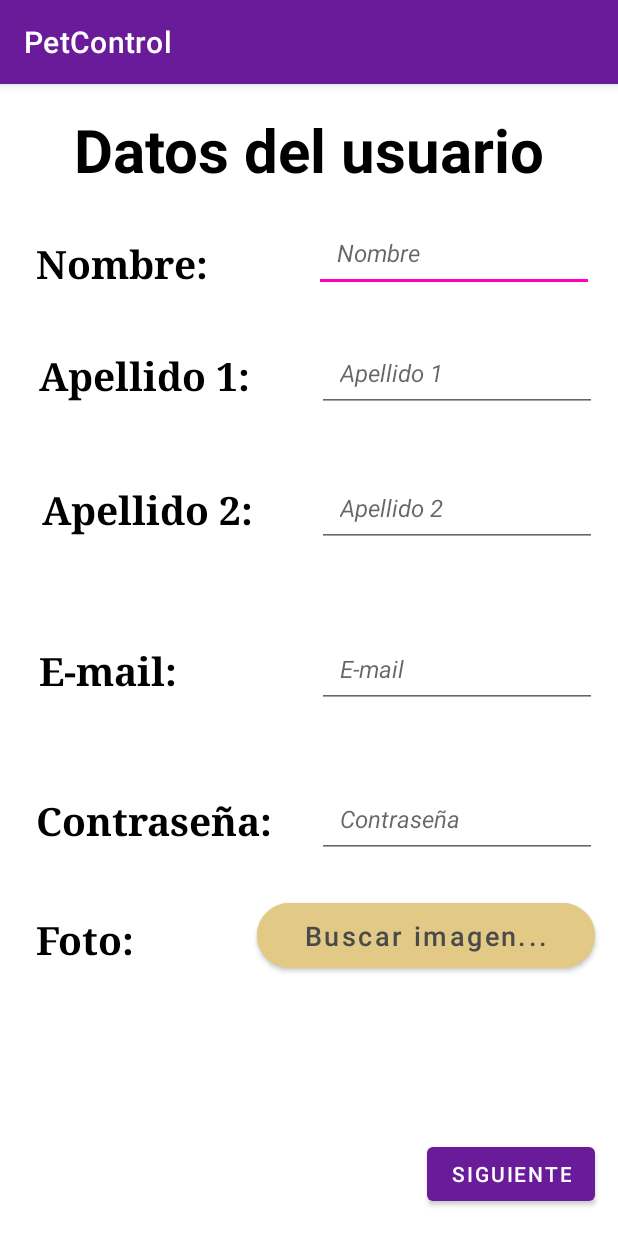
After one commit to terroru29/PetControlApi22, an Android app: the RegisterPetControl screen opened directly, with no data from a screen before it, on a phone screen of 412 x 824 dp. The commit adds this screen. Run offline under Robolectric (Android 15) with nearby library versions, the phone set to English and light mode, and no system bars.

Commit message:
Register

```diff
--- a/app/src/main/AndroidManifest.xml
+++ b/app/src/main/AndroidManifest.xml
@@ -2,6 +2,9 @@
 <manifest xmlns:android="http://schemas.android.com/apk/res/android"
     xmlns:tools="http://schemas.android.com/tools"
     tools:overrideLibrary="com.android.car.ui">
+
+    <!-- PERMISOS -->
+    <uses-permission android:name="android.permission.WRITE_EXTERNAL_STORAGE" />
 
     <application
         android:allowBackup="true"
@@ -13,6 +16,9 @@
         android:supportsRtl="true"
         android:theme="@style/Theme.PetControlApi22"
         tools:targetApi="31">
+        <activity
+            android:name=".RegisterPetControl"
+            android:exported="false" />
         <activity
             android:name=".LoginPetControl"
             android:exported="true" />
--- a/app/src/main/java/net/petcontrol/PetControlApi22/LoginPetControl.java
+++ b/app/src/main/java/net/petcontrol/PetControlApi22/LoginPetControl.java
@@ -63,4 +63,11 @@ public class LoginPetControl extends AppCompatActivity {
         Intent i = new Intent(this, MainActivity.class);
         startActivity(i);
     }
+
+    public void register(View view) {
+        signUp = (TextView) view;
+
+        Intent i = new Intent(this, RegisterPetControl.class);
+        startActivity(i);
+    }
 }
--- /dev/null
+++ b/app/src/main/java/net/petcontrol/PetControlApi22/RegisterPetControl.java
@@ -0,0 +1,97 @@
+package net.petcontrol.PetControlApi22;
+
+import androidx.annotation.Nullable;
+import androidx.appcompat.app.AppCompatActivity;
+
+import android.content.ContentResolver;
+import android.content.Intent;
+import android.database.Cursor;
+import android.net.Uri;
+import android.os.Bundle;
+import android.provider.OpenableColumns;
+import android.view.View;
+import android.widget.Button;
+import android.widget.TextView;
+
+public class RegisterPetControl extends AppCompatActivity {
+
+    Button searchPicture;
+    TextView pictureSelected;
+    private static final int REQUEST_CODE_FILE_PICKER = 1;
+
+    @Override
+    protected void onCreate(Bundle savedInstanceState) {
+        super.onCreate(savedInstanceState);
+        setContentView(R.layout.activity_register_petcontrol);
+
+        // Asociar variables con sus recursos
+        searchPicture = findViewById(R.id.btnPicture);
+        pictureSelected = findViewById(R.id.txtPictureSelected);
+
+        //**Evento de botón
+        searchPicture.setOnClickListener(new View.OnClickListener() {
+            @Override
+            public void onClick(View v) {
+                // Crear un Intent para abrir el explorador de archivos
+                Intent intent = new Intent(Intent.ACTION_OPEN_DOCUMENT);
+                // Establecer el tipo de archivo que se puede seleccionar (todos los tipos de archivos)
+                intent.setType("*/*");
+
+                // Iniciar la actividad para seleccionar un archivo
+                startActivityForResult(intent, REQUEST_CODE_FILE_PICKER);
+            }
+        });
+    }
+
+    /**
+     * Manejar el resultado cuando el usuario seleccione un archivo.
+     *
+     * @param requestCode The integer request code originally supplied to
+     *                    startActivityForResult(), allowing you to identify who this
+     *                    result came from.
+     * @param resultCode The integer result code returned by the child activity
+     *                   through its setResult().
+     * @param data An Intent, which can return result data to the caller
+     *               (various data can be attached to Intent "extras").
+     *
+     */
+    @Override
+    protected void onActivityResult(int requestCode, int resultCode, @Nullable Intent data) {
+        super.onActivityResult(requestCode, resultCode, data);
+
+        if (requestCode == REQUEST_CODE_FILE_PICKER && resultCode == RESULT_OK && data != null) {
+            // Obtenemos la URI del archivo seleccionado
+            Uri selectedFileUri = data.getData();
+
+            // Obtiene el nombre de la imagen seleccionada
+            String namePicture = getFileName(selectedFileUri);
+
+            // Muestra el nombre de la imagen seleccionada debajo de ésta
+            pictureSelected.setText(namePicture);
+        }
+    }
+
+    /**
+     * Obtener el nombre del archivo a partir de su URI
+     *
+     * @param uri Path of the picture
+     * @return picName Name of the picture
+     */
+    private String getFileName(Uri uri) {
+        String picName = null;
+        ContentResolver contentResolver = getContentResolver();
+
+        Cursor cursor = contentResolver.query(uri, null, null, null, null);
+
+        try {
+            if (cursor != null && cursor.moveToFirst()) {
+                picName = cursor.getString(cursor.getColumnIndex(OpenableColumns.DISPLAY_NAME));
+            }
+        } finally {
+            if (cursor != null) {
+                cursor.close();
+            }
+        }
+        return picName;
+    }
+}
--- a/app/src/main/res/layout/activity_login_petcontrol.xml
+++ b/app/src/main/res/layout/activity_login_petcontrol.xml
@@ -85,6 +85,7 @@
         android:layout_width="wrap_content"
         android:layout_height="wrap_content"
         android:text="@string/sign_up"
+        android:onClick="register"
         app:layout_constraintBottom_toBottomOf="parent"
         app:layout_constraintEnd_toEndOf="parent"
         app:layout_constraintHorizontal_bias="0.498"
--- /dev/null
+++ b/app/src/main/res/layout/activity_register_petcontrol.xml
@@ -0,0 +1,223 @@
+<?xml version="1.0" encoding="utf-8"?>
+<androidx.constraintlayout.widget.ConstraintLayout xmlns:android="http://schemas.android.com/apk/res/android"
+    xmlns:app="http://schemas.android.com/apk/res-auto"
+    xmlns:tools="http://schemas.android.com/tools"
+    android:id="@+id/btnNext"
+    android:layout_width="match_parent"
+    android:layout_height="match_parent"
+    tools:context=".RegisterPetControl">
+
+    <TextView
+        android:id="@+id/titleSettingsUser"
+        style="@style/title"
+        android:layout_width="wrap_content"
+        android:layout_height="wrap_content"
+        android:text="@string/title_settings_user"
+        app:layout_constraintBottom_toBottomOf="parent"
+        app:layout_constraintEnd_toEndOf="parent"
+        app:layout_constraintStart_toStartOf="parent"
+        app:layout_constraintTop_toTopOf="parent"
+        app:layout_constraintVertical_bias="0.023" />
+
+    <Button
+        android:id="@+id/button"
+        android:layout_width="wrap_content"
+        android:layout_height="wrap_content"
+        android:text="@string/btn_next"
+        app:layout_constraintBottom_toBottomOf="parent"
+        app:layout_constraintEnd_toEndOf="parent"
+        app:layout_constraintHorizontal_bias="0.949"
+        app:layout_constraintStart_toStartOf="parent"
+        app:layout_constraintTop_toTopOf="parent"
+        app:layout_constraintVertical_bias="0.976" />
+
+    <Button
+        android:id="@+id/btnPicture"
+        android:layout_width="225dp"
+        android:layout_height="55dp"
+        android:backgroundTint="@color/beige"
+        android:text="@string/btn_picture"
+        android:textAlignment="center"
+        android:textAllCaps="false"
+        android:textColor="@color/grey_dark"
+        android:textSize="18sp"
+        android:typeface="normal"
+        app:cornerRadius="45dp"
+        app:layout_constraintBottom_toBottomOf="parent"
+        app:layout_constraintEnd_toEndOf="parent"
+        app:layout_constraintHorizontal_bias="0.919"
+        app:layout_constraintStart_toStartOf="parent"
+        app:layout_constraintTop_toTopOf="parent"
+        app:layout_constraintVertical_bias="0.758" />
+
+    <TextView
+        android:id="@+id/txtPicture"
+        style="@style/tags"
+        android:layout_width="wrap_content"
+        android:layout_height="wrap_content"
+        android:text="@string/txt_picture"
+        app:layout_constraintBottom_toBottomOf="parent"
+        app:layout_constraintEnd_toEndOf="parent"
+        app:layout_constraintHorizontal_bias="0.069"
+        app:layout_constraintStart_toStartOf="parent"
+        app:layout_constraintTop_toTopOf="parent"
+        app:layout_constraintVertical_bias="0.754" />
+
+    <EditText
+        android:id="@+id/etName"
+        style="@style/hints"
+        android:layout_width="wrap_content"
+        android:layout_height="wrap_content"
+        android:autofillHints="name"
+        android:ems="10"
+        android:hint="@string/hint_name"
+        android:inputType="textPersonName"
+        app:layout_constraintBottom_toBottomOf="parent"
+        app:layout_constraintEnd_toEndOf="parent"
+        app:layout_constraintHorizontal_bias="0.928"
+        app:layout_constraintStart_toStartOf="parent"
+        app:layout_constraintTop_toTopOf="parent"
+        app:layout_constraintVertical_bias="0.12" />
+
+    <TextView
+        android:id="@+id/txtEmailUser"
+        style="@style/tags"
+        android:layout_width="wrap_content"
+        android:layout_height="wrap_content"
+        android:text="@string/txt_email_user"
+        app:layout_constraintBottom_toBottomOf="parent"
+        app:layout_constraintEnd_toEndOf="parent"
+        app:layout_constraintHorizontal_bias="0.081"
+        app:layout_constraintStart_toStartOf="parent"
+        app:layout_constraintTop_toTopOf="parent"
+        app:layout_constraintVertical_bias="0.51" />
+
+    <EditText
+        android:id="@+id/etSurname"
+        style="@style/hints"
+        android:layout_width="wrap_content"
+        android:layout_height="wrap_content"
+        android:ems="10"
+        android:hint="@string/hint_surname"
+        android:inputType="textLongMessage"
+        android:autofillHints="name"
+        app:layout_constraintBottom_toBottomOf="parent"
+        app:layout_constraintEnd_toEndOf="parent"
+        app:layout_constraintHorizontal_bias="0.937"
+        app:layout_constraintStart_toStartOf="parent"
+        app:layout_constraintTop_toTopOf="parent"
+        app:layout_constraintVertical_bias="0.232" />
+
+    <EditText
+        android:id="@+id/etPasswordUser"
+        style="@style/hints"
+        android:layout_width="wrap_content"
+        android:layout_height="wrap_content"
+        android:autofillHints="password"
+        android:ems="10"
+        android:hint="@string/hint_pass_user"
+        android:inputType="textPassword"
+        app:layout_constraintBottom_toBottomOf="parent"
+        app:layout_constraintEnd_toEndOf="parent"
+        app:layout_constraintHorizontal_bias="0.937"
+        app:layout_constraintStart_toStartOf="parent"
+        app:layout_constraintTop_toTopOf="parent"
+        app:layout_constraintVertical_bias="0.648" />
+
+    <TextView
+        android:id="@+id/txtSecondSurname"
+        style="@style/tags"
+        android:layout_width="wrap_content"
+        android:layout_height="wrap_content"
+        android:text="@string/txt_second_surname"
+        app:layout_constraintBottom_toBottomOf="parent"
+        app:layout_constraintEnd_toEndOf="parent"
+        app:layout_constraintHorizontal_bias="0.103"
+        app:layout_constraintStart_toStartOf="parent"
+        app:layout_constraintTop_toTopOf="parent"
+        app:layout_constraintVertical_bias="0.363" />
+
+    <EditText
+        android:id="@+id/etEmailUser"
+        style="@style/hints"
+        android:layout_width="wrap_content"
+        android:layout_height="wrap_content"
+        android:autofillHints="emailAddress"
+        android:ems="10"
+        android:hint="@string/hint_email"
+        android:inputType="textEmailAddress"
+        app:layout_constraintBottom_toBottomOf="parent"
+        app:layout_constraintEnd_toEndOf="parent"
+        app:layout_constraintHorizontal_bias="0.937"
+        app:layout_constraintStart_toStartOf="parent"
+        app:layout_constraintTop_toTopOf="parent"
+        app:layout_constraintVertical_bias="0.508" />
+
+    <TextView
+        android:id="@+id/txtName"
+        style="@style/tags"
+        android:layout_width="wrap_content"
+        android:layout_height="wrap_content"
+        android:text="@string/txt_name"
+        app:layout_constraintBottom_toBottomOf="parent"
+        app:layout_constraintEnd_toEndOf="parent"
+        app:layout_constraintHorizontal_bias="0.081"
+        app:layout_constraintStart_toStartOf="parent"
+        app:layout_constraintTop_toTopOf="parent"
+        app:layout_constraintVertical_bias="0.139" />
+
+    <TextView
+        android:id="@+id/txtSurname"
+        style="@style/tags"
+        android:layout_width="wrap_content"
+        android:layout_height="wrap_content"
+        android:text="@string/txt_surname"
+        app:layout_constraintBottom_toBottomOf="parent"
+        app:layout_constraintEnd_toEndOf="parent"
+        app:layout_constraintHorizontal_bias="0.096"
+        app:layout_constraintStart_toStartOf="parent"
+        app:layout_constraintTop_toTopOf="parent"
+        app:layout_constraintVertical_bias="0.241" />
+
+    <EditText
+        android:id="@+id/etSecondSurname"
+        style="@style/hints"
+        android:layout_width="wrap_content"
+        android:layout_height="wrap_content"
+        android:ems="10"
+        android:hint="@string/hint_second_surname"
+        android:inputType="textLongMessage"
+        android:autofillHints="name"
+        app:layout_constraintBottom_toBottomOf="parent"
+        app:layout_constraintEnd_toEndOf="parent"
+        app:layout_constraintHorizontal_bias="0.937"
+        app:layout_constraintStart_toStartOf="parent"
+        app:layout_constraintTop_toTopOf="parent"
+        app:layout_constraintVertical_bias="0.358" />
+
+    <TextView
+        android:id="@+id/txtPasswordUser"
+        style="@style/tags"
+        android:layout_width="wrap_content"
+        android:layout_height="wrap_content"
+        android:text="@string/txt_password_user"
+        app:layout_constraintBottom_toBottomOf="parent"
+        app:layout_constraintEnd_toEndOf="parent"
+        app:layout_constraintHorizontal_bias="0.094"
+        app:layout_constraintStart_toStartOf="parent"
+        app:layout_constraintTop_toTopOf="parent"
+        app:layout_constraintVertical_bias="0.646" />
+
+    <TextView
+        android:id="@+id/txtPictureSelected"
+        android:layout_width="wrap_content"
+        android:layout_height="wrap_content"
+        android:text=""
+        app:layout_constraintBottom_toBottomOf="parent"
+        app:layout_constraintEnd_toEndOf="parent"
+        app:layout_constraintHorizontal_bias="0.416"
+        app:layout_constraintStart_toStartOf="parent"
+        app:layout_constraintTop_toTopOf="parent"
+        app:layout_constraintVertical_bias="0.83" />
+
+</androidx.constraintlayout.widget.ConstraintLayout>
--- a/app/src/main/res/values/colors.xml
+++ b/app/src/main/res/values/colors.xml
@@ -12,6 +12,9 @@
     <color name="yellow_pastel">#FFFFF176</color>
     <color name="purple">#FF6A1B9A</color>
     <color name="grey">#FF737373</color>
+    <color name="beige">#FFE3C986</color>
+    <color name="grey_dark">#FF4A4A4A</color>
+
 
     <!-- Switch marcado/no marcado-->
     <color name="switch_pointer_unchecked">@color/black</color>
--- a/app/src/main/res/values/strings.xml
+++ b/app/src/main/res/values/strings.xml
@@ -1,6 +1,7 @@
 <resources>
+    <string name="app_name">PetControl</string>
+
     <!-- BOTTOM VIEW -->
-    <string name="app_name">PetControl</string>
     <string name="title_notifications">Notifications</string>
     <string name="title_calendar">Calendar</string>
     <string name="title_PC">PC</string>
@@ -22,6 +23,22 @@
     <string name="log_in">Iniciar sesión</string>
     <string name="sign_up">Registrarse</string>
 
+    <!-- REGISTER -->
+    <string name="title_settings_user">Datos del usuario</string>
+    <string name="txt_name">Nombre:</string>
+    <string name="hint_name">Nombre</string>
+    <string name="txt_surname">Apellido 1:</string>
+    <string name="hint_surname">Apellido 1</string>
+    <string name="txt_second_surname">Apellido 2:</string>
+    <string name="hint_second_surname">Apellido 2</string>
+    <string name="txt_email_user">E-mail:</string>
+    <string name="hint_email_user">E-mail</string>
+    <string name="txt_password_user">Contraseña:</string>
+    <string name="hint_pass_user">Contraseña</string>
+    <string name="txt_picture">Foto:</string>
+    <string name="btn_picture">Buscar imagen...</string>
+
+    <string name="btn_next">Siguiente</string>
 
     <!-- PANTALLA PRINCIPAL -->
     <string name="add_type">Añadir tipo</string>
--- a/app/src/main/res/values/themes.xml
+++ b/app/src/main/res/values/themes.xml
@@ -35,5 +35,11 @@
         <item name="android:textSize">16sp</item>
         <item name="android:padding">15dp</item>
     </style>
+    <style name="tags">
+        <item name="android:textColor">@color/black</item>
+        <item name="android:textStyle">bold</item>
+        <item name="android:textSize">26sp</item>
+        <item name="android:typeface">serif</item>
+    </style>
 
 </resources>
```
Also changed, not shown: app/src/main/res/drawable/prueba_picture.webp (added).
